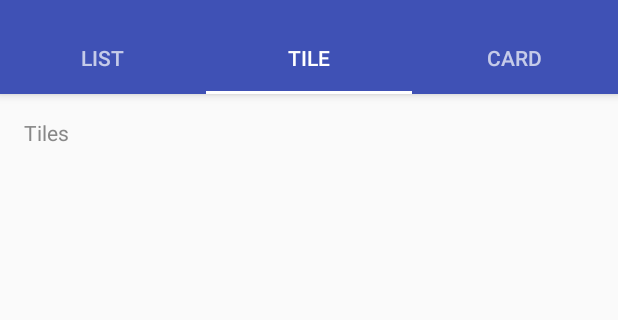
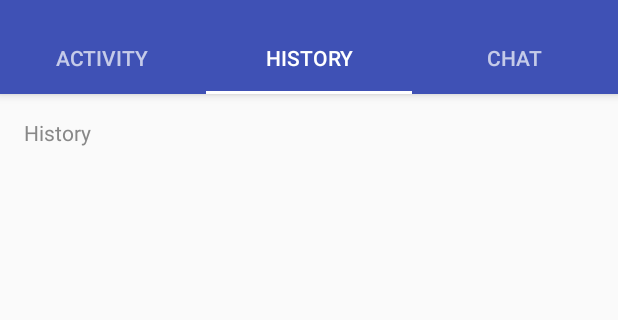
Before and after one commit to mingh2/MedAppJam, an Android app: the screen it shows after launch (MainActivity), tab 2 chosen, on a phone screen of 412 x 824 dp, the part 62-382 px from its top. Run offline under Robolectric (Android 15) with nearby library versions, the phone set to English and light mode, and no system bars.

Commit message:
Page and Screenshot update

```diff
--- a/app/src/main/java/com/example/mingh/medappjam/ListContentFragment.java
+++ b/app/src/main/java/com/example/mingh/medappjam/ActivityFragment.java
@@ -5,18 +5,17 @@ package com.example.mingh.medappjam;
  */
 import android.os.Bundle;
 import android.support.v4.app.Fragment;
-import android.support.v7.widget.RecyclerView;
 import android.view.LayoutInflater;
 import android.view.View;
 import android.view.ViewGroup;
 
 /**
- * Provides UI for the view with List.
+ * Provides UI for the view with Cards.
  */
-public class ListContentFragment extends Fragment {
+public class ActivityFragment extends Fragment {
     @Override
     public View onCreateView(LayoutInflater inflater, ViewGroup container,
                              Bundle savedInstanceState) {
-        return inflater.inflate(R.layout.item_list, null);
+        return inflater.inflate(R.layout.item_activity, null);
     }
 }
--- a/app/src/main/java/com/example/mingh/medappjam/TileContentFragment.java
+++ b/app/src/main/java/com/example/mingh/medappjam/ChatFragment.java
@@ -19,7 +19,6 @@ package com.example.mingh.medappjam;
 
 import android.os.Bundle;
 import android.support.v4.app.Fragment;
-import android.support.v7.widget.RecyclerView;
 import android.view.LayoutInflater;
 import android.view.View;
 import android.view.ViewGroup;
@@ -27,10 +26,10 @@ import android.view.ViewGroup;
 /**
  * Provides UI for the view with Cards.
  */
-public class TileContentFragment extends Fragment {
+public class ChatFragment extends Fragment {
     @Override
     public View onCreateView(LayoutInflater inflater, ViewGroup container,
                              Bundle savedInstanceState) {
-        return inflater.inflate(R.layout.item_tile, null);
+        return inflater.inflate(R.layout.item_chat, null);
     }
 }
--- a/app/src/main/java/com/example/mingh/medappjam/CardContentFragment.java
+++ b/app/src/main/java/com/example/mingh/medappjam/HistoryFragment.java
@@ -5,18 +5,17 @@ package com.example.mingh.medappjam;
  */
 import android.os.Bundle;
 import android.support.v4.app.Fragment;
-import android.support.v7.widget.RecyclerView;
 import android.view.LayoutInflater;
 import android.view.View;
 import android.view.ViewGroup;
 
 /**
- * Provides UI for the view with Cards.
+ * Provides UI for the view with List.
  */
-public class CardContentFragment extends Fragment {
+public class HistoryFragment extends Fragment {
     @Override
     public View onCreateView(LayoutInflater inflater, ViewGroup container,
                              Bundle savedInstanceState) {
-        return inflater.inflate(R.layout.item_card, null);
+        return inflater.inflate(R.layout.item_history, null);
     }
 }
--- a/app/src/main/java/com/example/mingh/medappjam/MainActivity.java
+++ b/app/src/main/java/com/example/mingh/medappjam/MainActivity.java
@@ -46,9 +46,9 @@ public class MainActivity extends AppCompatActivity {
     // Add Fragments to Tabs
     private void setupViewPager(ViewPager viewPager) {
         Adapter adapter = new Adapter(getSupportFragmentManager());
-        adapter.addFragment(new ListContentFragment(), "List");
-        adapter.addFragment(new TileContentFragment(), "Tile");
-        adapter.addFragment(new CardContentFragment(), "Card");
+        adapter.addFragment(new ActivityFragment(), "Activity");
+        adapter.addFragment(new HistoryFragment(), "History");
+        adapter.addFragment(new ChatFragment(), "Chat");
         viewPager.setAdapter(adapter);
     }
 
--- a/app/src/main/res/layout/item_card.xml
+++ b/app/src/main/res/layout/item_activity.xml
@@ -25,5 +25,5 @@
         android:layout_width="wrap_content"
         android:layout_height="wrap_content"
         android:textColor="@color/jumbo"
-        android:text="Cards" />
+        android:text="Activity" />
 </LinearLayout>
--- a/app/src/main/res/layout/item_list.xml
+++ b/app/src/main/res/layout/item_chat.xml
@@ -21,9 +21,9 @@
     android:background="#FAFAFA"
     android:padding="@dimen/activity_horizontal_margin">
     <TextView
-        android:id="@+id/list_text"
+        android:id="@+id/tile_text"
         android:layout_width="wrap_content"
         android:layout_height="wrap_content"
         android:textColor="@color/jumbo"
-        android:text="Lists" />
+        android:text="Chat" />
 </LinearLayout>
--- a/app/src/main/res/layout/item_tile.xml
+++ b/app/src/main/res/layout/item_history.xml
@@ -21,9 +21,9 @@
     android:background="#FAFAFA"
     android:padding="@dimen/activity_horizontal_margin">
     <TextView
-        android:id="@+id/tile_text"
+        android:id="@+id/list_text"
         android:layout_width="wrap_content"
         android:layout_height="wrap_content"
         android:textColor="@color/jumbo"
-        android:text="Tiles" />
+        android:text="History" />
 </LinearLayout>
```
Also changed, not shown: 6 other files.
